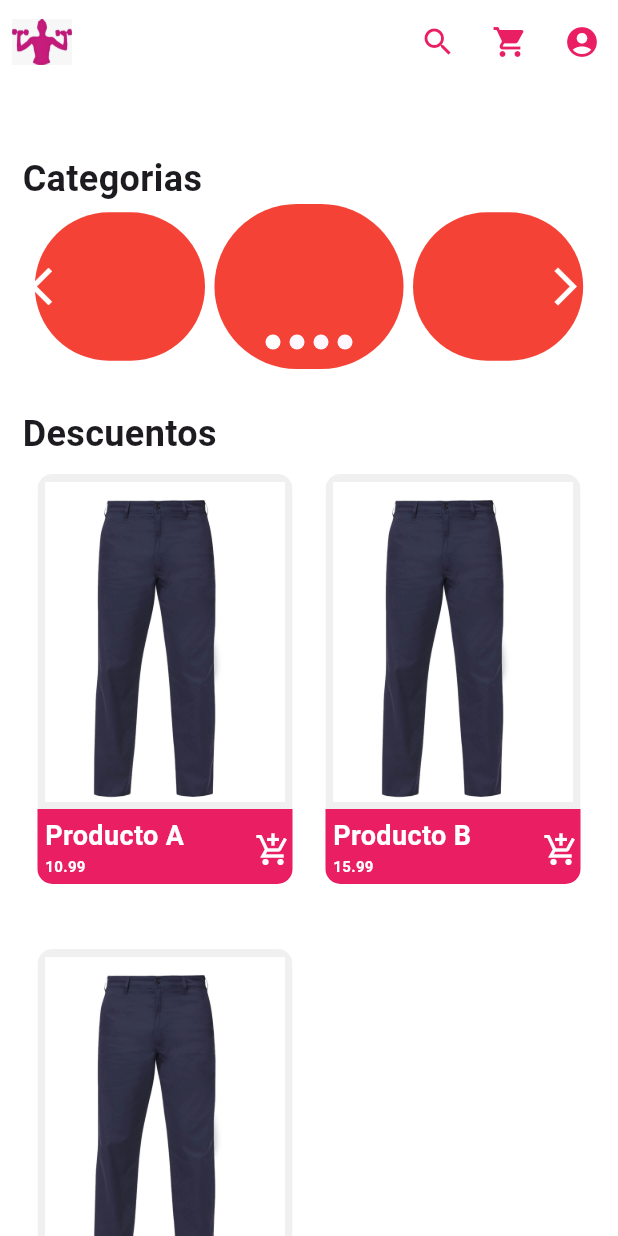
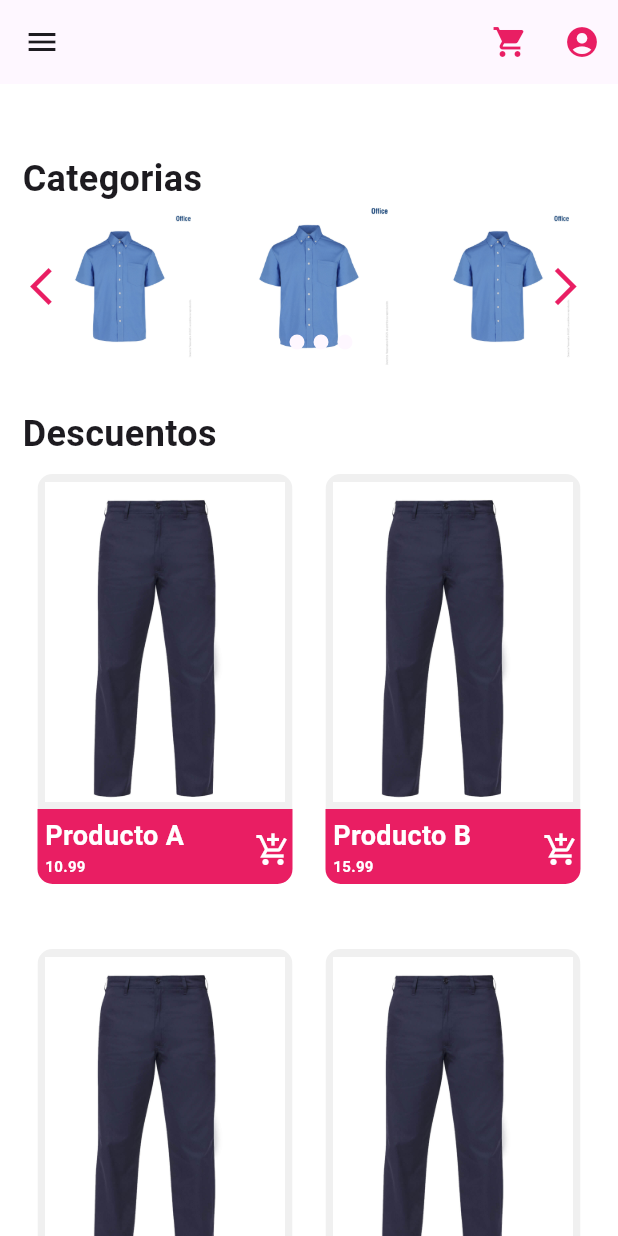
Before and after one commit to Odenais/aplicacion_ventas, a Flutter app: the principalCliente screen opened directly, on a phone screen of 412 x 824 dp. Run offline on Flutter 3.47's test engine with Material 3 defaults, Android fonts, the phone set to English and light mode, and no system bars; drawn by our look-alikes of card_swiper; our stand-ins replace carousel_slider, fan_carousel_image_slider, flutter_rating_bar; missing offline and left inert: sms_otp_auto_verify.

Commit message:
Commit mod main_screen
Add menu client

```diff
--- a/lib/Presentation/Screens/main_screen.dart
+++ b/lib/Presentation/Screens/main_screen.dart
@@ -5,6 +5,10 @@ import 'package:flutter/material.dart';
 import 'package:card_swiper/card_swiper.dart';
 import 'package:carousel_slider/carousel_slider.dart';
 
+import '../../screens/formularioProducto.dart';
+import '../../screens/login_screen.dart';
+import '../../screens/orders_list_screen.dart';
+import '../../screens/product_list_screen.dart';
 import 'Categoria.dart';
 
 class principalCliente extends StatelessWidget {
@@ -12,7 +16,24 @@ class principalCliente extends StatelessWidget {
   String categoriaSeleccionada = "";
 
   //Producto productos = Producto(nombre: "nombre", precio: "precio", imagenUrl: "imagenUrl", review: "review", descuento: "");
-
+  List<Categoria> categorias = [
+    Categoria(
+      nombre: 'Camisa',
+      imagenUrl: 'assets/productos/Camisa.jpg',
+    ),
+    Categoria(
+      nombre: 'Pantalon',
+      imagenUrl: 'assets/productos/Camisa.jpg',
+    ),
+    Categoria(
+      nombre: 'Camisa',
+      imagenUrl: 'assets/productos/Camisa.jpg',
+    ),
+    Categoria(
+      nombre: 'Pantalon',
+      imagenUrl: 'assets/productos/Camisa.jpg',
+    ),
+  ];
   List<Producto> productos = [
     Producto(
       nombre: 'Producto A',
@@ -38,67 +59,49 @@ class principalCliente extends StatelessWidget {
       descuento: '20%',
       categoria: "Pantalon",
     ),
+    Producto(
+      nombre: 'Producto D',
+      precio: '10.99',
+      imagenUrl: 'assets/productos/Pantalon.jpg',
+      review: 'Buena calidad',
+      descuento: '10%',
+      categoria: "Pantalon",
+    ),
+    Producto(
+      nombre: 'Producto E',
+      precio: '15.99',
+      imagenUrl: 'assets/productos/Pantalon.jpg',
+      review: 'Excelente servicio',
+      descuento: '15%',
+      categoria: "Pantalon",
+    ),
+    Producto(
+      nombre: 'Producto F',
+      precio: '20.99',
+      imagenUrl: 'assets/productos/Pantalon.jpg',
+      review: 'Recomendado',
+      descuento: '20%',
+      categoria: "Pantalon",
+    ),
   ];
-
-  //Producto producto = Producto(nombre: "nombre", precio: "precio", imagenUrl: "imagenUrl", review: "review");
-  //List<List<Producto>> matrizProductos = [producto];
   List<List<Producto>> matrizOfertas = [];
 
-  List<String> imagenesCategorias = [
-    "assets/productos/Camisa.jpg",
-    "assets/productos/Camisa.jpg",
-    "assets/productos/Camisa.jpg",
-    "assets/productos/Camisa.jpg",
-  ];
-
-  List<String> imagenesProductos = [
-    "assets/productos/Pantalon.jpg",
-    "assets/productos/Pantalon.jpg",
-    "assets/productos/Pantalon.jpg",
-    "assets/productos/Pantalon.jpg",
-    "assets/productos/Pantalon.jpg"
-  ];
-
-  List nombreProductos = [
-    "Camisa",
-    "Pantalon",
-    "Blusa",
-    "Falda",
-    "Camisa Azul"
-  ];
-
-  List preciosProductos = [
-    "\$50.00 MXN",
-    "\$50.00 MXN",
-    "\$50.00 MXN",
-    "\$50.00 MXN",
-    "\$100.00 MXN"
-  ];
-
-  List reviews = ["54", "54", "54", "54", "100"];
 
   void ingresarMatriz() {}
   @override
   Widget build(BuildContext context) {
     return Scaffold(
+
       appBar: AppBar(
-        backgroundColor: Colors.white,
 
-        //title: Text('Mi AppBar'),
-        leading: IconButton(
-          icon: Image.asset('assets/icons/logo1.jpg'),
-          onPressed: () {
-            // Acción cuando se presiona la imagen
-          },
-        ),
         actions: [
-          IconButton(
+          /*IconButton(
             icon: Icon(Icons.search),
             color: Colors.pink,
             onPressed: () {
               showSearch(context: context, delegate: CustomSearchDelegate());
             },
-          ),
+          ),*/
           IconButton(
             icon: Icon(Icons.shopping_cart),
             color: Colors.pink,
@@ -116,6 +119,45 @@ class principalCliente extends StatelessWidget {
             },
           ),
         ],
+      ),
+      drawer: Drawer(
+        child: ListView(
+          padding: EdgeInsets.zero,
+          children: <Widget>[
+            DrawerHeader(
+              decoration: BoxDecoration(
+                color: Colors.pink,
+              ),
+              child: Image.asset("assets/icons/logoInv.jpg"),
+            ),
+            ListTile(
+              leading: Icon(Icons.account_circle),
+              title: Text('Cuenta'),
+              onTap: () {
+                Navigator.push(context,
+                    MaterialPageRoute(builder: (context) => UserDataScreen()));
+              },
+            ),
+            ListTile(
+              leading: Icon(Icons.list_rounded),
+              title: Text('Lista de compras'),
+              onTap: () {
+                //Código para conectar pantalla de lista de compras
+                /*Navigator.push(context,
+                    MaterialPageRoute(builder: (context) => AgregarProducto()));*/
+              },
+            ),
+
+            ListTile(
+              leading: Icon(Icons.no_accounts),
+              title: Text('Cerrar sesion'),
+              onTap: () {
+                Navigator.push(context,
+                    MaterialPageRoute(builder: (context) => LoginScreen()));
+              },
+            ),
+          ],
+        ),
       ),
       body: Container(
         color: Colors.white,
@@ -153,13 +195,26 @@ class principalCliente extends StatelessWidget {
                             ),
                           ],
                         ),
+                        /*ClipRRect(
+                          borderRadius: BorderRadius.circular(10),
+                          child: Container(
+                            color: Colors.white,
+                            //color: Color(0xFFFFFFDE),
+                            child: Container(
+                              child: _categorias(),
+                            ),
+                          ),
+                        ),*/
+
                         ClipRRect(
                           borderRadius: BorderRadius.circular(10),
                           child: Container(
                             color: Colors.white,
                             //color: Color(0xFFFFFFDE),
                             child: Container(
+
                               child: _categorias(),
+
                             ),
                           ),
                         ),
@@ -427,9 +482,12 @@ class principalCliente extends StatelessWidget {
 
   Widget _categorias() {
     return Container(
+
       width: double.infinity,
       height: 110.0,
       child: Swiper(
+
+
         viewportFraction: 0.33,
         scale: 0.9,
         itemBuilder: (BuildContext context, int index) {
@@ -438,21 +496,26 @@ class principalCliente extends StatelessWidget {
               obtenerCategoriaSeleccionada(context, index);
             },
             child: Container(
-              decoration: BoxDecoration(
-                borderRadius: BorderRadius.circular(100),
-                color: Colors.red,
-              ),
-            ),
+              height: 100,
+              width: 100,
+              child: Image.asset(categorias[index].imagenUrl),
+            )
+
             /*child: ClipOval(
                 child: Image.asset(imagenesCategorias[index],fit: BoxFit.cover,width: 50,height: 50,),
               )*/
           );
           //return Image.asset(imagenesCategorias[index],fit: BoxFit.cover,);
+
         },
-        itemCount: imagenesCategorias.length,
+        control: SwiperControl(
+          color: Colors.pink, // Color para los controles laterales
+        ),
+        itemCount: categorias.length,
         pagination: SwiperPagination(),
-        control: SwiperControl(),
+
       ),
+
     );
   }
 
@@ -589,3 +652,11 @@ class Producto {
       required this.descuento,
       required this.categoria});
 }
+class Categoria {
+  final String nombre;
+  final String imagenUrl;
+
+  Categoria(
+      {required this.nombre,
+        required this.imagenUrl,});
+}
```
Also changed, not shown: lib/Presentation/Screens/Categoria.dart (+76 -86 lines), assets/icons/internet.png (deleted), assets/icons/logoInv.jpg (added).
